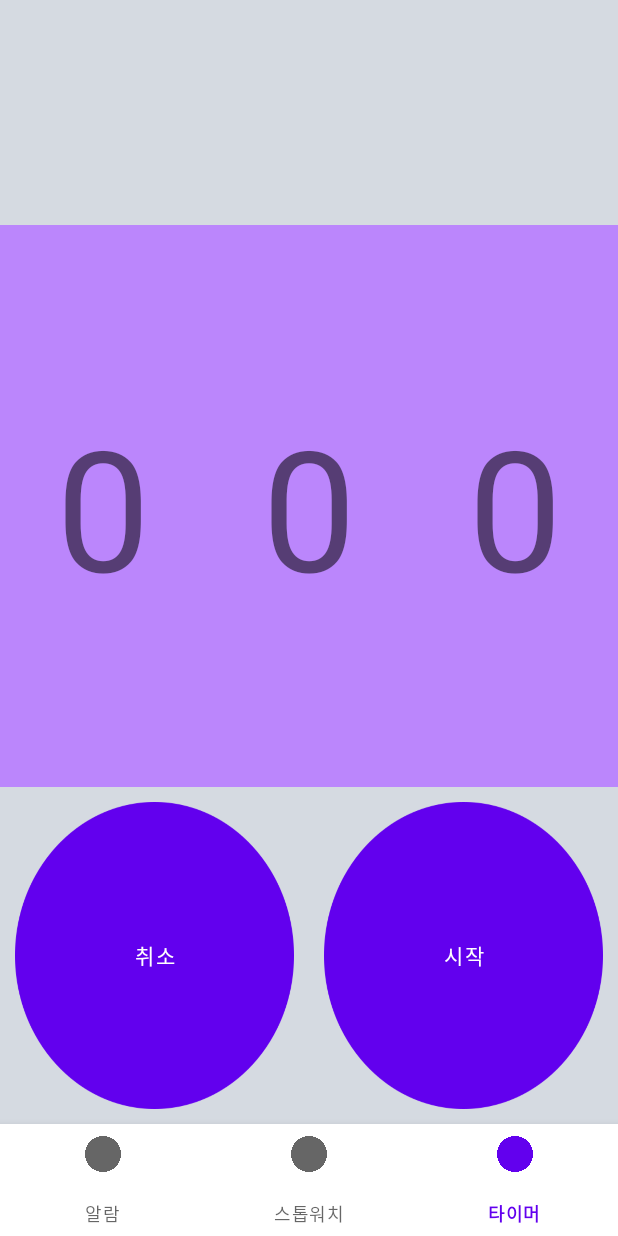
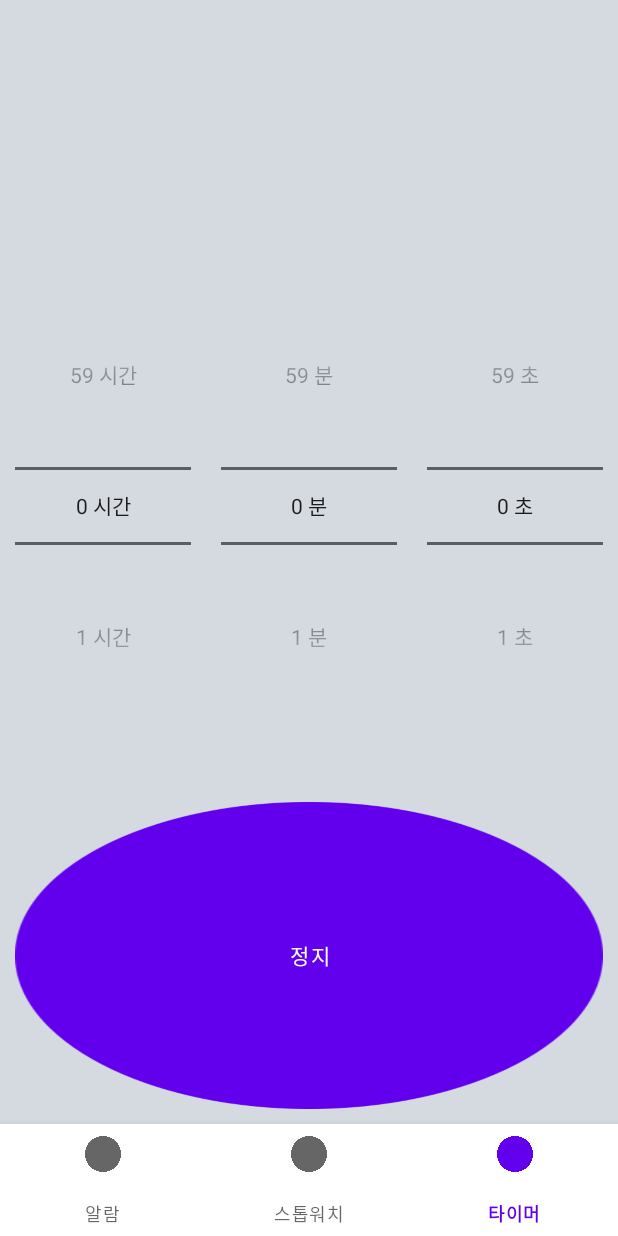
Before and after one commit to twaun95/Clock, an Android app: the screen it shows after launch (MainActivity), item 3 of the bottom bar chosen, on a phone screen of 412 x 824 dp. Run offline under Robolectric (Android 15) with nearby library versions, the phone set to English and light mode, and no system bars; our stand-ins replace data binding.

Commit message:
타이머 뷰 수정중

```diff
--- a/app/src/main/java/com/twaun95/clock/presentation/ui/timer/TimerFragment.kt
+++ b/app/src/main/java/com/twaun95/clock/presentation/ui/timer/TimerFragment.kt
@@ -37,6 +37,10 @@ class TimerFragment : BaseFragment<FragmentTimerBinding, TimerFragmentViewModel,
 //        binding.buttonCancelStart.setOnSingleClickListener {
 //            fragmentVM.startOrCancel()
 //        }
+
+        binding.buttonStart.setOnSingleClickListener {
+            fragmentVM.startTimer(binding.pickerHour.value, binding.pickerMinute.value, binding.pickerSec.value)
+        }
     }
 
     private fun setPicker() {
--- a/app/src/main/res/layout/fragment_timer.xml
+++ b/app/src/main/res/layout/fragment_timer.xml
@@ -46,6 +46,7 @@
                     android:layout_width="0dp"
                     android:layout_height="0dp"
                     android:layout_margin="10dp"
+                    app:textFormat="분"
                     app:layout_constraintBottom_toBottomOf="parent"
                     app:layout_constraintEnd_toStartOf="@+id/picker_sec"
                     app:layout_constraintHeight_percent="0.7"
@@ -73,6 +74,7 @@
                 android:layout_width="0dp"
                 android:layout_height="0dp"
                 android:background="@color/purple_200"
+                android:visibility="@{fragmentVM.viewState!=TimerViewState.IDLE}"
                 app:layout_constraintBottom_toTopOf="@id/gl_bottom_progress"
                 app:layout_constraintEnd_toEndOf="parent"
                 app:layout_constraintHorizontal_bias="0.5"
@@ -146,13 +148,26 @@
                 app:layout_constraintTop_toBottomOf="@id/gl_bottom_progress">
 
                 <Button
-                    android:id="@+id/button_cancel_start"
+                    android:id="@+id/button_cancel"
                     android:layout_width="0dp"
                     android:layout_height="0dp"
                     android:layout_margin="10dp"
                     android:text="취소"
-                    android:onClick="@{()->fragmentVM.startOrCancel()}"
-                    android:background="@{fragmentVM.viewState==TimerViewState.IDLE ? @drawable/play : @drawable/ic_launcher_foreground}"
+                    android:onClick="@{()->fragmentVM.cancelTimer()}"
+                    android:visibility="@{fragmentVM.viewState!=TimerViewState.IDLE}"
+                    app:layout_constraintBottom_toBottomOf="parent"
+                    app:layout_constraintEnd_toStartOf="@+id/button_play_stop"
+                    app:layout_constraintHorizontal_bias="0.5"
+                    app:layout_constraintStart_toStartOf="parent"
+                    app:layout_constraintTop_toTopOf="parent" />
+
+                <Button
+                    android:id="@+id/button_start"
+                    android:layout_width="0dp"
+                    android:layout_height="0dp"
+                    android:layout_margin="10dp"
+                    android:text="시작"
+                    android:visibility="@{fragmentVM.viewState==TimerViewState.IDLE}"
                     app:layout_constraintBottom_toBottomOf="parent"
                     app:layout_constraintEnd_toStartOf="@+id/button_play_stop"
                     app:layout_constraintHorizontal_bias="0.5"
@@ -164,13 +179,13 @@
                     android:layout_width="0dp"
                     android:layout_height="0dp"
                     android:layout_margin="10dp"
-                    android:text="시작"
+                    android:text="정지"
                     android:onClick="@{()->fragmentVM.timerPauseOrPlay()}"
                     android:background="@{fragmentVM.viewState==TimerViewState.IDLE ? @drawable/play : @drawable/ic_launcher_foreground}"
                     app:layout_constraintBottom_toBottomOf="parent"
                     app:layout_constraintEnd_toEndOf="parent"
                     app:layout_constraintHorizontal_bias="0.5"
-                    app:layout_constraintStart_toEndOf="@+id/button_cancel_start"
+                    app:layout_constraintStart_toEndOf="@+id/button_cancel"
                     app:layout_constraintTop_toTopOf="parent" />
             </androidx.constraintlayout.widget.ConstraintLayout>
 
```
Also changed, not shown: app/src/main/java/com/twaun95/clock/presentation/ui/timer/TimerFragmentViewModel.kt (+23 -37 lines), app/src/main/java/com/twaun95/clock/presentation/ui/view/TimeNumberPicker.kt (+14 -0 lines), app/src/main/res/values/attrs.xml (added, +8 -0 lines).
